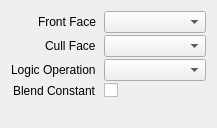
Old version of the form src/session/TargetProperties.ui in the repository houmain/gpupad.
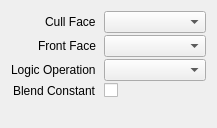
New version of the form. Custom widgets are drawn as their Qt base class.

```diff
--- a/src/session/TargetProperties.ui
+++ b/src/session/TargetProperties.ui
@@ -35,25 +35,25 @@
       <number>0</number>
      </property>
      <item row="0" column="0">
-      <widget class="QLabel" name="labelFrontFace">
-       <property name="text">
-        <string>Front Face</string>
-       </property>
-      </widget>
-     </item>
-     <item row="0" column="1">
-      <widget class="DataComboBox" name="frontFace"/>
-     </item>
-     <item row="1" column="0">
       <widget class="QLabel" name="labelCullMode">
        <property name="text">
         <string>Cull Face</string>
        </property>
       </widget>
      </item>
-     <item row="1" column="1">
+     <item row="0" column="1">
       <widget class="DataComboBox" name="cullMode"/>
      </item>
+     <item row="1" column="0">
+      <widget class="QLabel" name="labelFrontFace">
+       <property name="text">
+        <string>Front Face</string>
+       </property>
+      </widget>
+     </item>
+     <item row="1" column="1">
+      <widget class="DataComboBox" name="frontFace"/>
+     </item>
      <item row="2" column="0">
       <widget class="QLabel" name="labelLogicOperation">
        <property name="text">
```
